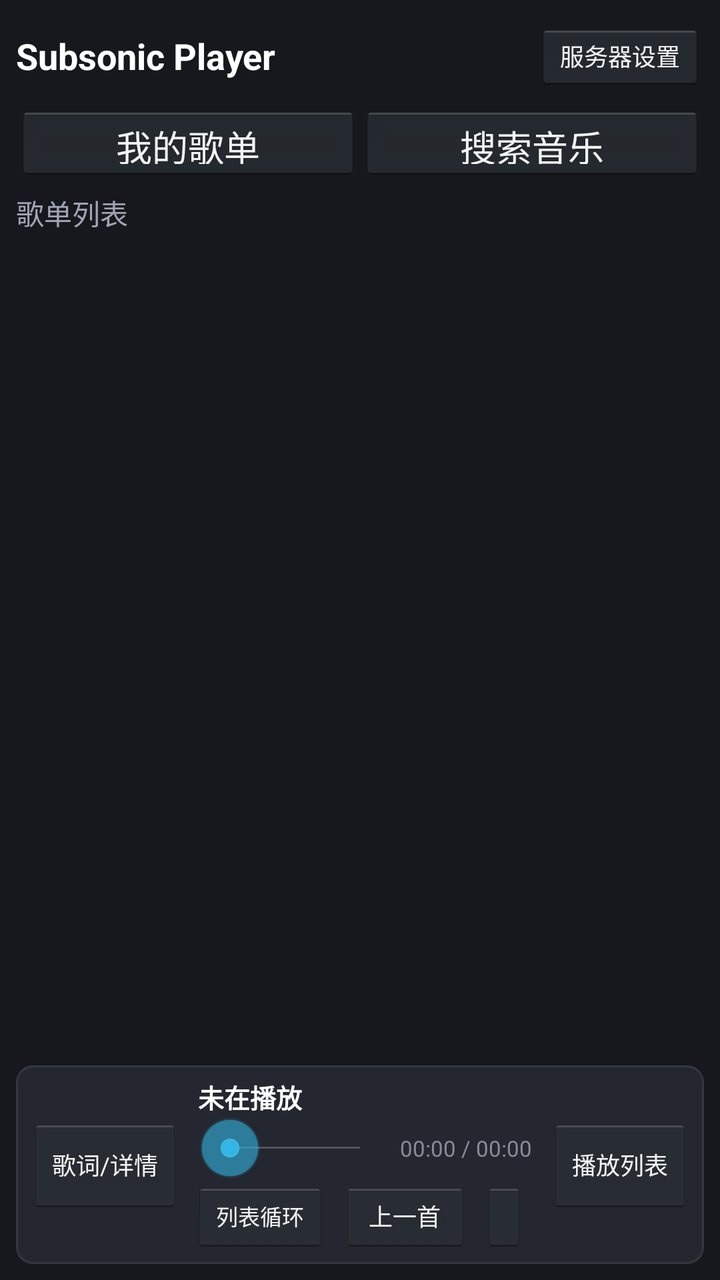
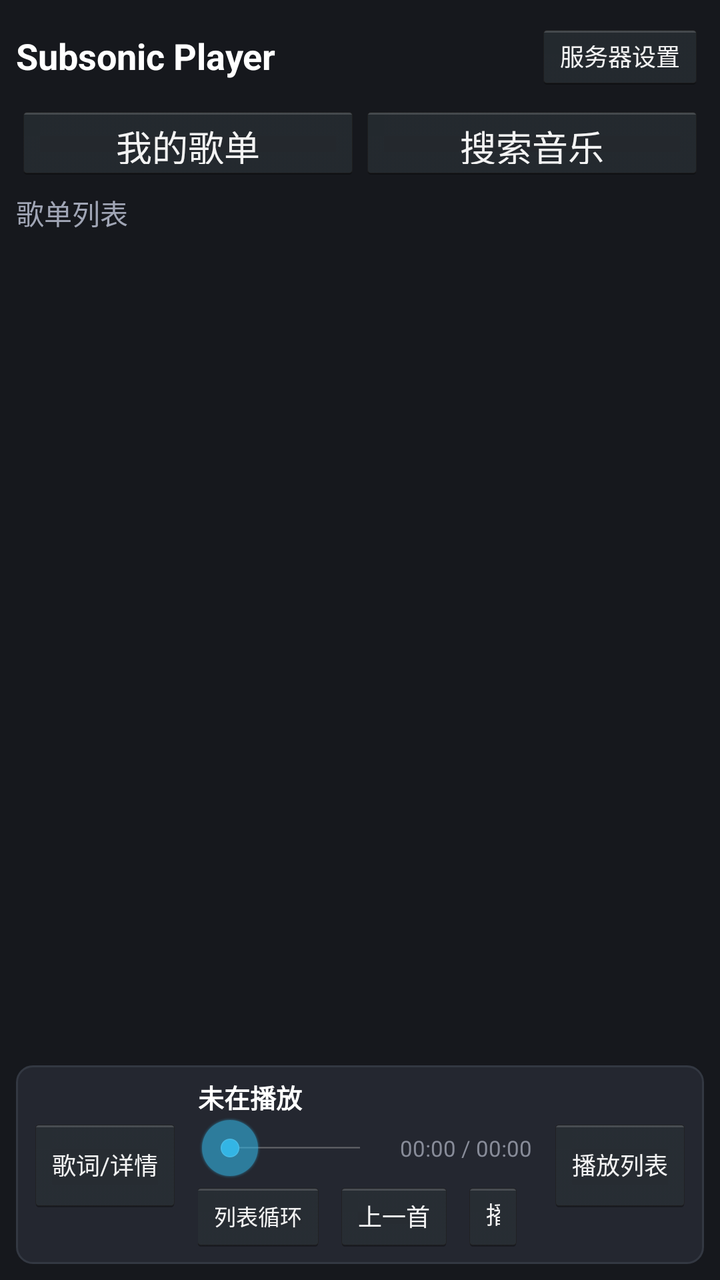

Before-and-after screenshots of an Android layout around one commit, followed by the original layout XML and the change that was made.
<!-- AndroidManifest.xml: application theme android:Theme.Holo.NoActionBar -->
<!-- res/layout/activity_main.xml -->
<?xml version="1.0" encoding="utf-8"?>
<FrameLayout xmlns:android="http://schemas.android.com/apk/res/android"
    android:layout_width="match_parent"
    android:layout_height="match_parent"
    android:background="#16181d">

    
    <LinearLayout
        android:id="@+id/layout_main_view"
        android:layout_width="match_parent"
        android:layout_height="match_parent"
        android:orientation="vertical"
        android:padding="8dp">

        
        <RelativeLayout
            android:layout_width="match_parent"
            android:layout_height="40dp"
            android:gravity="center_vertical">

            <TextView
                android:layout_width="wrap_content"
                android:layout_height="wrap_content"
                android:layout_alignParentLeft="true"
                android:layout_centerVertical="true"
                android:text="Subsonic Player"
                android:textColor="#ffffff"
                android:textSize="18sp"
                android:textStyle="bold" />

            <Button
                android:id="@+id/btn_toggle_config"
                android:layout_width="wrap_content"
                android:layout_height="34dp"
                android:layout_alignParentRight="true"
                android:layout_centerVertical="true"
                android:text="服务器设置"
                android:textSize="12sp" />
        </RelativeLayout>

        
        <LinearLayout
            android:id="@+id/layout_config_panel"
            android:layout_width="match_parent"
            android:layout_height="wrap_content"
            android:orientation="vertical"
            android:background="@drawable/bg_card"
            android:padding="8dp"
            android:layout_marginTop="4dp"
            android:clickable="true"
            android:focusable="true"
            android:visibility="gone">

            <EditText
                android:id="@+id/et_server"
                android:layout_width="match_parent"
                android:layout_height="wrap_content"
                android:hint="服务器地址 (如 http://192.168.1.100:4533)"
                android:textColor="#ffffff"
                android:textColorHint="#777777"
                android:singleLine="true" />

            <LinearLayout
                android:layout_width="match_parent"
                android:layout_height="wrap_content"
                android:orientation="horizontal">

                <EditText
                    android:id="@+id/et_username"
                    android:layout_width="0dp"
                    android:layout_height="wrap_content"
                    android:layout_weight="1"
                    android:hint="用户名"
                    android:textColor="#ffffff"
                    android:textColorHint="#777777"
                    android:singleLine="true" />

                <EditText
                    android:id="@+id/et_password"
                    android:layout_width="0dp"
                    android:layout_height="wrap_content"
                    android:layout_weight="1"
                    android:hint="密码"
                    android:textColor="#ffffff"
                    android:textColorHint="#777777"
                    android:inputType="textPassword"
                    android:singleLine="true" />
            </LinearLayout>

            
            <LinearLayout
                android:layout_width="match_parent"
                android:layout_height="wrap_content"
                android:orientation="horizontal"
                android:gravity="center_vertical"
                android:layout_marginTop="4dp">

                <TextView
                    android:layout_width="wrap_content"
                    android:layout_height="wrap_content"
                    android:text="本地缓存上限 (MB):"
                    android:textColor="#cccccc"
                    android:textSize="13sp" />

                <EditText
                    android:id="@+id/et_cache_size"
                    android:layout_width="80dp"
                    android:layout_height="wrap_content"
                    android:text="500"
                    android:hint="500"
                    android:textColor="#ffffff"
                    android:textColorHint="#777777"
                    android:inputType="number"
                    android:gravity="center"
                    android:singleLine="true"
                    android:layout_marginLeft="6dp" />

                <Button
                    android:id="@+id/btn_clear_cache"
                    android:layout_width="wrap_content"
                    android:layout_height="36dp"
                    android:text="清理缓存"
                    android:textSize="11sp"
                    android:layout_marginLeft="10dp" />

                <View
                    android:layout_width="0dp"
                    android:layout_height="1dp"
                    android:layout_weight="1" />

                <Button
                    android:id="@+id/btn_connect"
                    android:layout_width="wrap_content"
                    android:layout_height="36dp"
                    android:text="保存并连接" />
            </LinearLayout>
        </LinearLayout>

        
        <LinearLayout
            android:layout_width="match_parent"
            android:layout_height="38dp"
            android:orientation="horizontal"
            android:layout_marginTop="4dp">

            <Button
                android:id="@+id/btn_tab_playlists"
                android:layout_width="0dp"
                android:layout_height="match_parent"
                android:layout_weight="1"
                android:text="我的歌单" />

            <Button
                android:id="@+id/btn_tab_search"
                android:layout_width="0dp"
                android:layout_height="match_parent"
                android:layout_weight="1"
                android:text="搜索音乐" />
        </LinearLayout>

        
        <LinearLayout
            android:id="@+id/layout_search_bar"
            android:layout_width="match_parent"
            android:layout_height="wrap_content"
            android:orientation="horizontal"
            android:layout_marginTop="4dp"
            android:visibility="gone">

            <EditText
                android:id="@+id/et_search_keyword"
                android:layout_width="0dp"
                android:layout_height="wrap_content"
                android:layout_weight="1"
                android:hint="输入歌曲名或歌手..."
                android:textColor="#ffffff"
                android:textColorHint="#777777"
                android:singleLine="true" />

            <Button
                android:id="@+id/btn_search_submit"
                android:layout_width="wrap_content"
                android:layout_height="wrap_content"
                android:text="搜索" />
        </LinearLayout>

        
        <LinearLayout
            android:layout_width="match_parent"
            android:layout_height="0dp"
            android:layout_weight="1"
            android:orientation="horizontal"
            android:layout_marginTop="6dp">

            
            <LinearLayout
                android:layout_width="0dp"
                android:layout_height="match_parent"
                android:layout_weight="1"
                android:orientation="vertical">

                <RelativeLayout
                    android:layout_width="match_parent"
                    android:layout_height="wrap_content"
                    android:layout_marginBottom="4dp">

                    <TextView
                        android:id="@+id/tv_list_title"
                        android:layout_width="wrap_content"
                        android:layout_height="wrap_content"
                        android:layout_alignParentLeft="true"
                        android:layout_centerVertical="true"
                        android:text="歌单列表"
                        android:textColor="#a0a5b5"
                        android:textSize="14sp" />

                    <Button
                        android:id="@+id/btn_back"
                        android:layout_width="wrap_content"
                        android:layout_height="30dp"
                        android:layout_alignParentRight="true"
                        android:layout_centerVertical="true"
                        android:text="返回列表"
                        android:textSize="11sp"
                        android:visibility="gone" />
                </RelativeLayout>

                <ListView
                    android:id="@+id/list_view"
                    android:layout_width="match_parent"
                    android:layout_height="match_parent"
                    android:divider="#242730"
                    android:dividerHeight="1dp" />
            </LinearLayout>

            
            <LinearLayout
                android:id="@+id/layout_queue_panel"
                android:layout_width="280dp"
                android:layout_height="match_parent"
                android:orientation="vertical"
                android:background="@drawable/bg_card"
                android:padding="8dp"
                android:layout_marginLeft="6dp"
                android:clickable="true"
                android:focusable="true"
                android:visibility="gone">

                <RelativeLayout
                    android:layout_width="match_parent"
                    android:layout_height="wrap_content"
                    android:layout_marginBottom="4dp">

                    <TextView
                        android:layout_width="wrap_content"
                        android:layout_height="wrap_content"
                        android:text="当前播放列表"
                        android:textColor="#ffffff"
                        android:textSize="14sp"
                        android:textStyle="bold" />

                    <Button
                        android:id="@+id/btn_close_queue"
                        android:layout_width="wrap_content"
                        android:layout_height="28dp"
                        android:layout_alignParentRight="true"
                        android:text="关闭"
                        android:textSize="11sp" />
                </RelativeLayout>

                <ListView
                    android:id="@+id/lv_queue"
                    android:layout_width="match_parent"
                    android:layout_height="match_parent"
                    android:divider="#333842"
                    android:dividerHeight="1dp" />
            </LinearLayout>

        </LinearLayout>

        
        <LinearLayout
            android:id="@+id/layout_bottom_player"
            android:layout_width="match_parent"
            android:layout_height="wrap_content"
            android:orientation="horizontal"
            android:background="@drawable/bg_card"
            android:padding="6dp"
            android:gravity="center_vertical"
            android:layout_marginTop="6dp"
            android:clickable="true"
            android:focusable="true">

            
            <Button
                android:id="@+id/btn_open_detail"
                android:layout_width="wrap_content"
                android:layout_height="48dp"
                android:text="歌词/详情"
                android:textSize="12sp" />

            
            <LinearLayout
                android:layout_width="0dp"
                android:layout_height="wrap_content"
                android:layout_weight="1"
                android:orientation="vertical"
                android:paddingLeft="8dp"
                android:paddingRight="8dp">

                <TextView
                    android:id="@+id/tv_current_song"
                    android:layout_width="match_parent"
                    android:layout_height="wrap_content"
                    android:text="未在播放"
                    android:textColor="#ffffff"
                    android:textSize="13sp"
                    android:textStyle="bold"
                    android:singleLine="true" />

                <LinearLayout
                    android:layout_width="match_parent"
                    android:layout_height="wrap_content"
                    android:orientation="horizontal"
                    android:gravity="center_vertical">

                    <SeekBar
                        android:id="@+id/seek_bar"
                        android:layout_width="0dp"
                        android:layout_height="wrap_content"
                        android:layout_weight="1"
                        android:max="100" />

                    <TextView
                        android:id="@+id/tv_time"
                        android:layout_width="wrap_content"
                        android:layout_height="wrap_content"
                        android:text="00:00 / 00:00"
                        android:textColor="#888c99"
                        android:textSize="11sp"
                        android:paddingLeft="4dp" />
                </LinearLayout>

                <LinearLayout
                    android:layout_width="match_parent"
                    android:layout_height="wrap_content"
                    android:orientation="horizontal"
                    android:gravity="center">

                    <Button
                        android:id="@+id/btn_mode"
                        android:layout_width="wrap_content"
                        android:layout_height="36dp"
                        android:text="列表循环"
                        android:textSize="11sp" />

                    <Button
                        android:id="@+id/btn_prev"
                        android:layout_width="wrap_content"
                        android:layout_height="36dp"
                        android:minWidth="65dp"
                        android:text="上一首"
                        android:textSize="12sp"
                        android:layout_marginLeft="6dp" />

                    <Button
                        android:id="@+id/btn_play_pause"
                        android:layout_width="wrap_content"
                        android:layout_height="36dp"
                        android:minWidth="75dp"
                        android:text="播放"
                        android:textSize="12sp"
                        android:layout_marginLeft="6dp" />

                    <Button
                        android:id="@+id/btn_next"
                        android:layout_width="wrap_content"
                        android:layout_height="36dp"
                        android:minWidth="65dp"
                        android:text="下一首"
                        android:textSize="12sp"
                        android:layout_marginLeft="6dp" />
                </LinearLayout>
            </LinearLayout>

            
            <Button
                android:id="@+id/btn_toggle_queue"
                android:layout_width="wrap_content"
                android:layout_height="48dp"
                android:text="播放列表"
                android:textSize="12sp" />

        </LinearLayout>

    </LinearLayout>

    
    <LinearLayout
        android:id="@+id/layout_detail_overlay"
        android:layout_width="match_parent"
        android:layout_height="match_parent"
        android:orientation="vertical"
        android:background="#16181d"
        android:padding="12dp"
        android:clickable="true"
        android:focusable="true"
        android:visibility="gone">

        
        <RelativeLayout
            android:layout_width="match_parent"
            android:layout_height="40dp">

            <Button
                android:id="@+id/btn_close_detail"
                android:layout_width="wrap_content"
                android:layout_height="34dp"
                android:layout_alignParentLeft="true"
                android:layout_centerVertical="true"
                android:text="收起详情"
                android:textSize="12sp" />

            <TextView
                android:layout_width="wrap_content"
                android:layout_height="wrap_content"
                android:layout_centerInParent="true"
                android:text="正在播放"
                android:textColor="#ffffff"
                android:textSize="16sp"
                android:textStyle="bold" />

            <LinearLayout
                android:layout_width="wrap_content"
                android:layout_height="wrap_content"
                android:layout_alignParentRight="true"
                android:layout_centerVertical="true"
                android:orientation="horizontal">

                <Button
                    android:id="@+id/btn_detail_keep_screen"
                    android:layout_width="wrap_content"
                    android:layout_height="34dp"
                    android:text="常亮: 关"
                    android:textSize="12sp" />

                <Button
                    android:id="@+id/btn_detail_queue"
                    android:layout_width="wrap_content"
                    android:layout_height="34dp"
                    android:text="播放列表"
                    android:textSize="12sp"
                    android:layout_marginLeft="6dp" />
            </LinearLayout>
        </RelativeLayout>

        
        <LinearLayout
            android:layout_width="match_parent"
            android:layout_height="0dp"
            android:layout_weight="1"
            android:orientation="horizontal"
            android:layout_marginTop="8dp">

            
            <LinearLayout
                android:layout_width="0dp"
                android:layout_height="match_parent"
                android:layout_weight="1"
                android:orientation="vertical"
                android:gravity="center"
                android:background="@drawable/bg_card"
                android:padding="12dp"
                android:clickable="true"
                android:focusable="true">

                <ImageView
                    android:id="@+id/iv_detail_cover"
                    android:layout_width="220dp"
                    android:layout_height="220dp"
                    android:scaleType="centerCrop"
                    android:src="@android:drawable/ic_menu_report_image"
                    android:background="#111317" />

                <TextView
                    android:id="@+id/tv_detail_title"
                    android:layout_width="wrap_content"
                    android:layout_height="wrap_content"
                    android:text="歌曲名称"
                    android:textColor="#ffffff"
                    android:textSize="18sp"
                    android:textStyle="bold"
                    android:layout_marginTop="12dp"
                    android:singleLine="true" />

                <TextView
                    android:id="@+id/tv_detail_artist"
                    android:layout_width="wrap_content"
                    android:layout_height="wrap_content"
                    android:text="歌手名称"
                    android:textColor="#a0a5b5"
                    android:textSize="14sp"
                    android:layout_marginTop="4dp"
                    android:singleLine="true" />

                <LinearLayout
                    android:layout_width="match_parent"
                    android:layout_height="wrap_content"
                    android:orientation="horizontal"
                    android:gravity="center_vertical"
                    android:layout_marginTop="10dp">

                    <SeekBar
                        android:id="@+id/detail_seek_bar"
                        android:layout_width="0dp"
                        android:layout_height="wrap_content"
                        android:layout_weight="1"
                        android:max="100" />

                    <TextView
                        android:id="@+id/tv_detail_time"
                        android:layout_width="wrap_content"
                        android:layout_height="wrap_content"
                        android:text="00:00 / 00:00"
                        android:textColor="#888c99"
                        android:textSize="11sp" />
                </LinearLayout>

                <LinearLayout
                    android:layout_width="match_parent"
                    android:layout_height="wrap_content"
                    android:orientation="horizontal"
                    android:gravity="center"
                    android:layout_marginTop="8dp">

                    <Button
                        android:id="@+id/btn_detail_mode"
                        android:layout_width="wrap_content"
                        android:layout_height="40dp"
                        android:text="列表循环"
                        android:textSize="11sp" />

                    <Button
                        android:id="@+id/btn_detail_prev"
                        android:layout_width="wrap_content"
                        android:layout_height="40dp"
                        android:minWidth="65dp"
                        android:text="上一首"
                        android:textSize="12sp"
                        android:layout_marginLeft="6dp" />

                    <Button
                        android:id="@+id/btn_detail_play_pause"
                        android:layout_width="wrap_content"
                        android:layout_height="40dp"
                        android:minWidth="75dp"
                        android:text="播放"
                        android:textSize="12sp"
                        android:layout_marginLeft="6dp" />

                    <Button
                        android:id="@+id/btn_detail_next"
                        android:layout_width="wrap_content"
                        android:layout_height="40dp"
                        android:minWidth="65dp"
                        android:text="下一首"
                        android:textSize="12sp"
                        android:layout_marginLeft="6dp" />
                </LinearLayout>
            </LinearLayout>

            
            <LinearLayout
                android:layout_width="0dp"
                android:layout_height="match_parent"
                android:layout_weight="1.2"
                android:orientation="vertical"
                android:background="@drawable/bg_card"
                android:padding="12dp"
                android:layout_marginLeft="8dp"
                android:clickable="true"
                android:focusable="true">

                
                <LinearLayout
                    android:id="@+id/layout_detail_lyrics_view"
                    android:layout_width="match_parent"
                    android:layout_height="match_parent"
                    android:orientation="vertical"
                    android:visibility="visible">

                    <TextView
                        android:layout_width="wrap_content"
                        android:layout_height="wrap_content"
                        android:text="歌词"
                        android:textColor="#a0a5b5"
                        android:textSize="13sp"
                        android:layout_marginBottom="6dp" />

                    <ScrollView
                        android:id="@+id/scroll_lyrics"
                        android:layout_width="match_parent"
                        android:layout_height="match_parent"
                        android:fillViewport="true"
                        android:scrollbars="none">

                        <LinearLayout
                            android:id="@+id/layout_lyrics_container"
                            android:layout_width="match_parent"
                            android:layout_height="wrap_content"
                            android:orientation="vertical"
                            android:gravity="center_horizontal"
                            android:paddingTop="150dp"
                            android:paddingBottom="150dp" />
                    </ScrollView>
                </LinearLayout>

                
                <LinearLayout
                    android:id="@+id/layout_detail_queue_view"
                    android:layout_width="match_parent"
                    android:layout_height="match_parent"
                    android:orientation="vertical"
                    android:visibility="gone">

                    <TextView
                        android:layout_width="wrap_content"
                        android:layout_height="wrap_content"
                        android:text="当前播放列表"
                        android:textColor="#a0a5b5"
                        android:textSize="13sp"
                        android:layout_marginBottom="6dp" />

                    <ListView
                        android:id="@+id/lv_detail_queue"
                        android:layout_width="match_parent"
                        android:layout_height="match_parent"
                        android:divider="#333842"
                        android:dividerHeight="1dp" />
                </LinearLayout>

            </LinearLayout>

        </LinearLayout>

    </LinearLayout>

</FrameLayout>
<!-- resources referenced by this layout -->
<resources>
  <!-- drawable bg_card (drawable) -->
  <?xml version="1.0" encoding="utf-8"?>
  <shape xmlns:android="http://schemas.android.com/apk/res/android">
      <solid android:color="#242730" />
      <corners android:radius="8dp" />
      <stroke android:width="1dp" android:color="#333842" />
  </shape>
</resources>

<!-- the commit's change to res/layout/activity_main.xml (unified diff, before → after) -->
@@ -45,7 +45,7 @@
             android:layout_height="wrap_content"
             android:orientation="vertical"
             android:background="@drawable/bg_card"
-            android:padding="8dp"
+            android:padding="10dp"
             android:layout_marginTop="4dp"
             android:clickable="true"
             android:focusable="true"
@@ -63,7 +63,8 @@
             <LinearLayout
                 android:layout_width="match_parent"
                 android:layout_height="wrap_content"
-                android:orientation="horizontal">
+                android:orientation="horizontal"
+                android:layout_marginTop="4dp">
 
                 <EditText
                     android:id="@+id/et_username"
@@ -93,18 +94,18 @@
                 android:layout_height="wrap_content"
                 android:orientation="horizontal"
                 android:gravity="center_vertical"
-                android:layout_marginTop="4dp">
+                android:layout_marginTop="6dp">
 
                 <TextView
                     android:layout_width="wrap_content"
                     android:layout_height="wrap_content"
-                    android:text="本地缓存上限 (MB):"
+                    android:text="缓存上限(MB):"
                     android:textColor="#cccccc"
                     android:textSize="13sp" />
 
                 <EditText
                     android:id="@+id/et_cache_size"
-                    android:layout_width="80dp"
+                    android:layout_width="70dp"
                     android:layout_height="wrap_content"
                     android:text="500"
                     android:hint="500"
@@ -113,26 +114,38 @@
                     android:inputType="number"
                     android:gravity="center"
                     android:singleLine="true"
-                    android:layout_marginLeft="6dp" />
+                    android:layout_marginLeft="4dp" />
 
                 <Button
                     android:id="@+id/btn_clear_cache"
                     android:layout_width="wrap_content"
-                    android:layout_height="36dp"
+                    android:layout_height="wrap_content"
+                    android:minHeight="40dp"
                     android:text="清理缓存"
-                    android:textSize="11sp"
-                    android:layout_marginLeft="10dp" />
+                    android:textSize="12sp"
+                    android:textColor="#ffffff"
+                    android:paddingLeft="10dp"
+                    android:paddingRight="10dp"
+                    android:layout_marginLeft="8dp" />
 
                 <View
                     android:layout_width="0dp"
                     android:layout_height="1dp"
                     android:layout_weight="1" />
 
+                
                 <Button
                     android:id="@+id/btn_connect"
                     android:layout_width="wrap_content"
-                    android:layout_height="36dp"
-                    android:text="保存并连接" />
+                    android:layout_height="wrap_content"
+                    android:minHeight="42dp"
+                    android:text="保存并连接"
+                    android:textColor="#ffffff"
+                    android:textSize="13sp"
+                    android:textStyle="bold"
+                    android:paddingLeft="16dp"
+                    android:paddingRight="16dp"
+                    android:gravity="center" />
             </LinearLayout>
         </LinearLayout>
 
@@ -192,7 +205,6 @@
             android:orientation="horizontal"
             android:layout_marginTop="6dp">
 
-            
             <LinearLayout
                 android:layout_width="0dp"
                 android:layout_height="match_parent"
@@ -233,7 +245,6 @@
                     android:dividerHeight="1dp" />
             </LinearLayout>
 
-            
             <LinearLayout
                 android:id="@+id/layout_queue_panel"
                 android:layout_width="280dp"
@@ -291,7 +302,6 @@
             android:clickable="true"
             android:focusable="true">
 
-            
             <Button
                 android:id="@+id/btn_open_detail"
                 android:layout_width="wrap_content"
@@ -299,7 +309,6 @@
                 android:text="歌词/详情"
                 android:textSize="12sp" />
 
-            
             <LinearLayout
                 android:layout_width="0dp"
                 android:layout_height="wrap_content"
@@ -358,32 +367,42 @@
                         android:id="@+id/btn_prev"
                         android:layout_width="wrap_content"
                         android:layout_height="36dp"
-                        android:minWidth="65dp"
+                        android:minWidth="60dp"
                         android:text="上一首"
                         android:textSize="12sp"
-                        android:layout_marginLeft="6dp" />
+                        android:layout_marginLeft="4dp" />
 
                     <Button
                         android:id="@+id/btn_play_pause"
                         android:layout_width="wrap_content"
                         android:layout_height="36dp"
-                        android:minWidth="75dp"
+                        android:minWidth="68dp"
                         android:text="播放"
                         android:textSize="12sp"
-                        android:layout_marginLeft="6dp" />
+                        android:layout_marginLeft="4dp" />
 
                     <Button
                         android:id="@+id/btn_next"
                         android:layout_width="wrap_content"
                         android:layout_height="36dp"
-                        android:minWidth="65dp"
+                        android:minWidth="60dp"
                         android:text="下一首"
                         android:textSize="12sp"
-                        android:layout_marginLeft="6dp" />
+                        android:layout_marginLeft="4dp" />
+
+                    
+                    <Button
+                        android:id="@+id/btn_open_eq"
+                        android:layout_width="wrap_content"
+                        android:layout_height="36dp"
+                        android:minWidth="55dp"
+                        android:text="音效"
+                        android:textColor="#00e5ff"
+                        android:textSize="12sp"
+                        android:layout_marginLeft="4dp" />
                 </LinearLayout>
             </LinearLayout>
 
-            
             <Button
                 android:id="@+id/btn_toggle_queue"
                 android:layout_width="wrap_content"
@@ -438,11 +457,20 @@
                 android:orientation="horizontal">
 
                 <Button
+                    android:id="@+id/btn_detail_eq"
+                    android:layout_width="wrap_content"
+                    android:layout_height="34dp"
+                    android:text="音效调节"
+                    android:textColor="#00e5ff"
+                    android:textSize="12sp" />
+
+                <Button
                     android:id="@+id/btn_detail_keep_screen"
                     android:layout_width="wrap_content"
                     android:layout_height="34dp"
                     android:text="常亮: 关"
-                    android:textSize="12sp" />
+                    android:textSize="12sp"
+                    android:layout_marginLeft="6dp" />
 
                 <Button
                     android:id="@+id/btn_detail_queue"
@@ -490,7 +518,7 @@
                     android:textColor="#ffffff"
                     android:textSize="18sp"
                     android:textStyle="bold"
-                    android:layout_marginTop="12dp"
+                    android:layout_marginTop="10dp"
                     android:singleLine="true" />
 
                 <TextView
@@ -500,8 +528,24 @@
                     android:text="歌手名称"
                     android:textColor="#a0a5b5"
                     android:textSize="14sp"
-                    android:layout_marginTop="4dp"
+                    android:layout_marginTop="2dp"
                     android:singleLine="true" />
+
+                
+                <TextView
+                    android:id="@+id/tv_detail_quality"
+                    android:layout_width="wrap_content"
+                    android:layout_height="wrap_content"
+                    android:text="320K MP3"
+                    android:textColor="#00e5ff"
+                    android:textSize="11sp"
+                    android:textStyle="bold"
+                    android:background="#16181d"
+                    android:paddingLeft="8dp"
+                    android:paddingRight="8dp"
+                    android:paddingTop="2dp"
+                    android:paddingBottom="2dp"
+                    android:layout_marginTop="6dp" />
 
                 <LinearLayout
                     android:layout_width="match_parent"
@@ -581,7 +625,6 @@
                 android:clickable="true"
                 android:focusable="true">
 
-                
                 <LinearLayout
                     android:id="@+id/layout_detail_lyrics_view"
                     android:layout_width="match_parent"
@@ -615,7 +658,6 @@
                     </ScrollView>
                 </LinearLayout>
 
-                
                 <LinearLayout
                     android:id="@+id/layout_detail_queue_view"
                     android:layout_width="match_parent"
